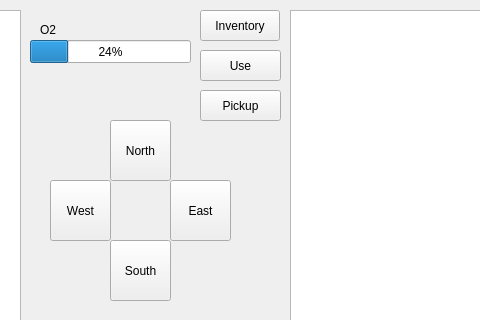
Old version of the form gui.ui in the repository QrowLee/Zork-Project; both pictures show x 200 to 680 and y 0 to 320 of the 889 by 498 pixel window.
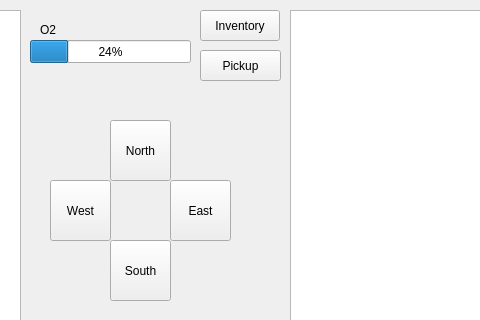
New version of the form. Icons and pictures are not drawn.

```diff
--- a/gui.ui
+++ b/gui.ui
@@ -120,19 +120,6 @@
      <string>South</string>
     </property>
    </widget>
-   <widget class="QPushButton" name="UseButton">
-    <property name="geometry">
-     <rect>
-      <x>400</x>
-      <y>50</y>
-      <width>81</width>
-      <height>31</height>
-     </rect>
-    </property>
-    <property name="text">
-     <string>Use</string>
-    </property>
-   </widget>
    <widget class="QPushButton" name="Inventory">
     <property name="geometry">
      <rect>
@@ -150,7 +137,7 @@
     <property name="geometry">
      <rect>
       <x>400</x>
-      <y>90</y>
+      <y>50</y>
       <width>81</width>
       <height>31</height>
      </rect>
```
